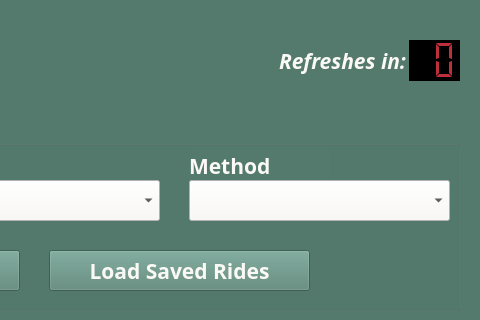
Above: mbta_tracker.ui from arbowl/mbta-stop-tracker before the change; both pictures show x 721 to 1201 and y 0 to 320 of the 1201 by 529 pixel window. Below: the same form after it.
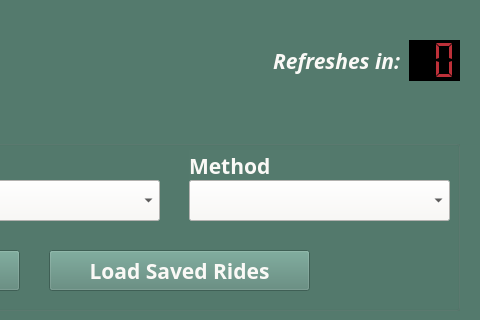
That is the form after the change.

The edit to the form file:
```diff
--- a/mbta_tracker.ui
+++ b/mbta_tracker.ui
@@ -671,9 +671,9 @@
   <widget class="QLabel" name="refreshes_in">
    <property name="geometry">
     <rect>
-     <x>1000</x>
+     <x>890</x>
      <y>40</y>
-     <width>131</width>
+     <width>231</width>
      <height>41</height>
     </rect>
    </property>
@@ -686,9 +686,15 @@
      <bold>true</bold>
     </font>
    </property>
+   <property name="layoutDirection">
+    <enum>Qt::LeftToRight</enum>
+   </property>
    <property name="text">
     <string>Refreshes in:</string>
    </property>
+   <property name="alignment">
+    <set>Qt::AlignRight|Qt::AlignTrailing|Qt::AlignVCenter</set>
+   </property>
   </widget>
   <zorder>ride_1</zorder>
   <zorder>trip_selector</zorder>
```
Left out of the diff: 3 changed lines with no effect on the pictures.
